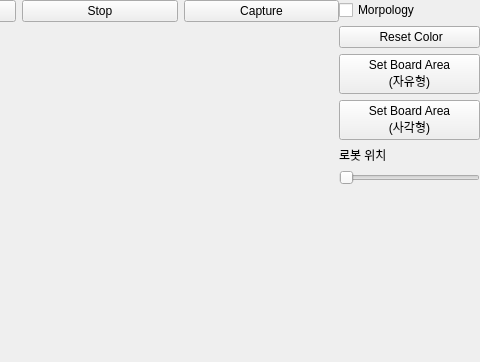
Before: the Qt Designer form widget.ui in jcgod413/AirHockey, drawn with Qt 5; both pictures show x 301 to 781 and y 0 to 362 of the 781 by 514 pixel window.
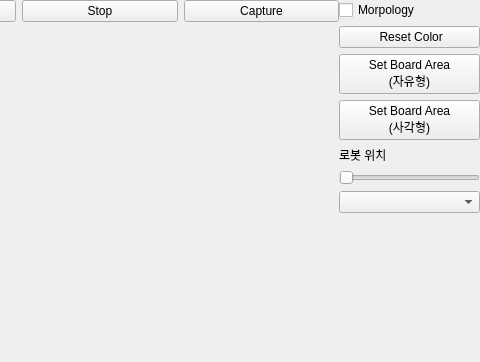
After: the same form once the commit is applied.

```diff
--- a/widget.ui
+++ b/widget.ui
@@ -152,6 +152,9 @@
        </property>
       </widget>
      </item>
+     <item>
+      <widget class="QComboBox" name="bluetoothComboBox"/>
+     </item>
      <item>
       <spacer name="verticalSpacer">
        <property name="orientation">
```
